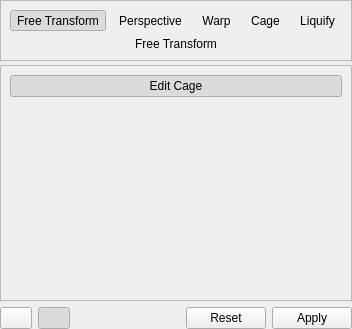
Before: the Qt Designer form krita/plugins/tools/tool_transform2/wdg_tool_transform.ui in KDE/krita, drawn with Qt 5.
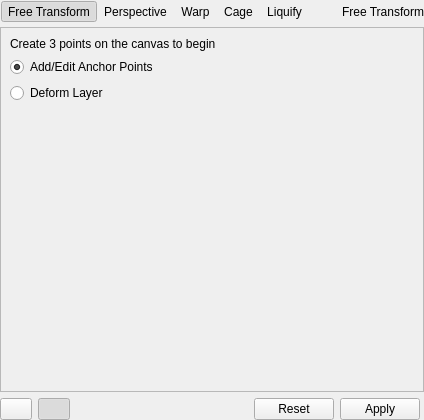
After: the same form once the commit is applied. The open tabs and pages were chosen to show the change. Custom widgets are drawn as their Qt base class.

Commit message: updated transform placement. updated cage transform UI

Patch:
```diff
--- a/krita/plugins/tools/tool_transform2/wdg_tool_transform.ui
+++ b/krita/plugins/tools/tool_transform2/wdg_tool_transform.ui
@@ -6,8 +6,8 @@
    <rect>
     <x>0</x>
     <y>0</y>
-    <width>301</width>
-    <height>329</height>
+    <width>424</width>
+    <height>420</height>
    </rect>
   </property>
   <property name="sizePolicy">
@@ -49,30 +49,35 @@
      <property name="bottomMargin">
       <number>4</number>
      </property>
-     <item>
-      <spacer name="horizontalSpacer_2">
-       <property name="orientation">
-        <enum>Qt::Horizontal</enum>
-       </property>
-       <property name="sizeHint" stdset="0">
-        <size>
-         <width>13</width>
-         <height>20</height>
-        </size>
-       </property>
-      </spacer>
-     </item>
      <item>
       <widget class="QFrame" name="frame">
        <property name="frameShape">
-        <enum>QFrame::StyledPanel</enum>
+        <enum>QFrame::NoFrame</enum>
        </property>
        <property name="frameShadow">
-        <enum>QFrame::Raised</enum>
+        <enum>QFrame::Plain</enum>
+       </property>
+       <property name="lineWidth">
+        <number>0</number>
        </property>
        <layout class="QVBoxLayout" name="verticalLayout_7">
+        <property name="leftMargin">
+         <number>1</number>
+        </property>
+        <property name="topMargin">
+         <number>1</number>
+        </property>
+        <property name="rightMargin">
+         <number>1</number>
+        </property>
+        <property name="bottomMargin">
+         <number>1</number>
+        </property>
         <item>
          <layout class="QHBoxLayout" name="horizontalLayout_3">
+          <property name="spacing">
+           <number>0</number>
+          </property>
           <item>
            <widget class="QToolButton" name="freeTransformButton">
             <property name="sizePolicy">
@@ -206,37 +211,24 @@
           </item>
          </layout>
         </item>
-        <item>
-         <widget class="QLabel" name="lblTransformType">
-          <property name="sizePolicy">
-           <sizepolicy hsizetype="Expanding" vsizetype="Preferred">
-            <horstretch>0</horstretch>
-            <verstretch>0</verstretch>
-           </sizepolicy>
-          </property>
-          <property name="text">
-           <string>Free Transform</string>
-          </property>
-          <property name="alignment">
-           <set>Qt::AlignCenter</set>
-          </property>
-         </widget>
-        </item>
        </layout>
       </widget>
      </item>
      <item>
-      <spacer name="horizontalSpacer">
-       <property name="orientation">
-        <enum>Qt::Horizontal</enum>
+      <widget class="QLabel" name="lblTransformType">
+       <property name="sizePolicy">
+        <sizepolicy hsizetype="Expanding" vsizetype="Preferred">
+         <horstretch>0</horstretch>
+         <verstretch>0</verstretch>
+        </sizepolicy>
        </property>
-       <property name="sizeHint" stdset="0">
-        <size>
-         <width>13</width>
-         <height>20</height>
-        </size>
+       <property name="text">
+        <string>Free Transform</string>
        </property>
-      </spacer>
+       <property name="alignment">
+        <set>Qt::AlignRight|Qt::AlignTrailing|Qt::AlignVCenter</set>
+       </property>
+      </widget>
      </item>
     </layout>
    </item>
@@ -1201,19 +1193,36 @@
      <widget class="QWidget" name="cageTransformPage">
       <layout class="QVBoxLayout" name="verticalLayout_6">
        <item>
-        <widget class="QPushButton" name="chkEditCage">
+        <widget class="QLabel" name="cageTransformDirections">
          <property name="text">
-          <string>Edit Cage</string>
+          <string>Create 3 points on the canvas to begin</string>
          </property>
-         <property name="checkable">
-          <bool>true</bool>
+        </widget>
+       </item>
+       <item>
+        <widget class="QRadioButton" name="cageAddEditRadio">
+         <property name="text">
+          <string>Add/Edit Anchor Points</string>
          </property>
          <property name="checked">
           <bool>true</bool>
          </property>
-         <property name="flat">
-          <bool>false</bool>
+         <attribute name="buttonGroup">
+          <string notr="true">cageTransformButtonGroup</string>
+         </attribute>
+        </widget>
+       </item>
+       <item>
+        <widget class="QRadioButton" name="cageDeformRadio">
+         <property name="enabled">
+          <bool>true</bool>
          </property>
+         <property name="text">
+          <string>Deform Layer</string>
+         </property>
+         <attribute name="buttonGroup">
+          <string notr="true">cageTransformButtonGroup</string>
+         </attribute>
         </widget>
        </item>
        <item>
```
Left out of the diff: 94 changed lines with no effect on the pictures. The commit also changes 2 other files.
